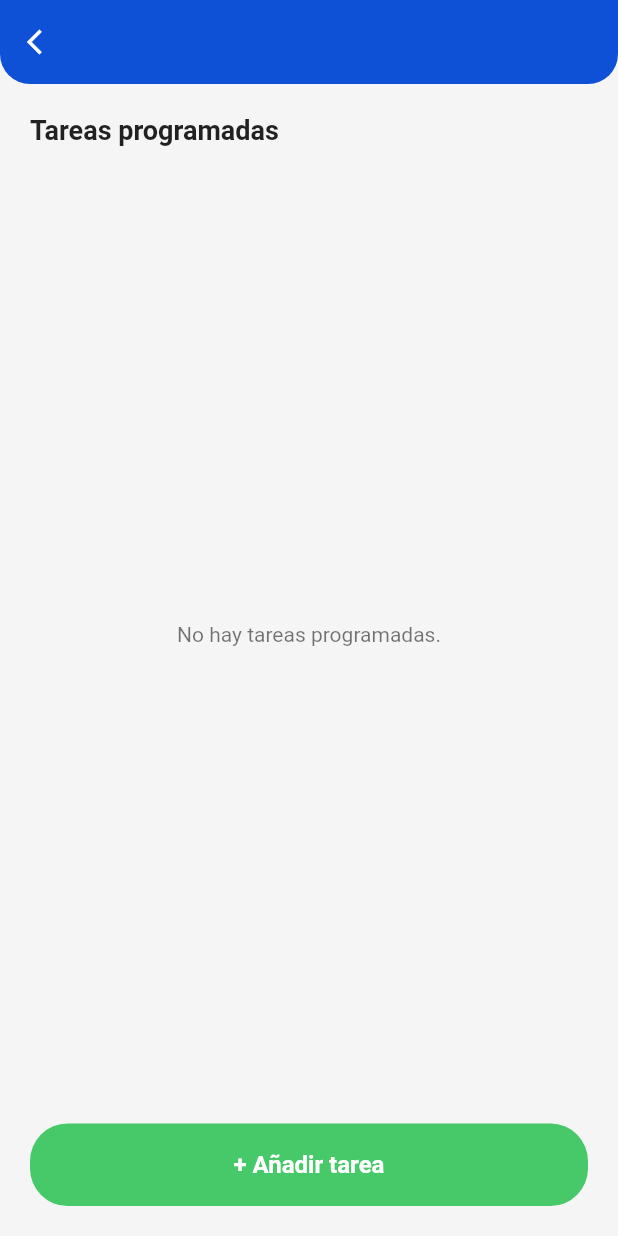
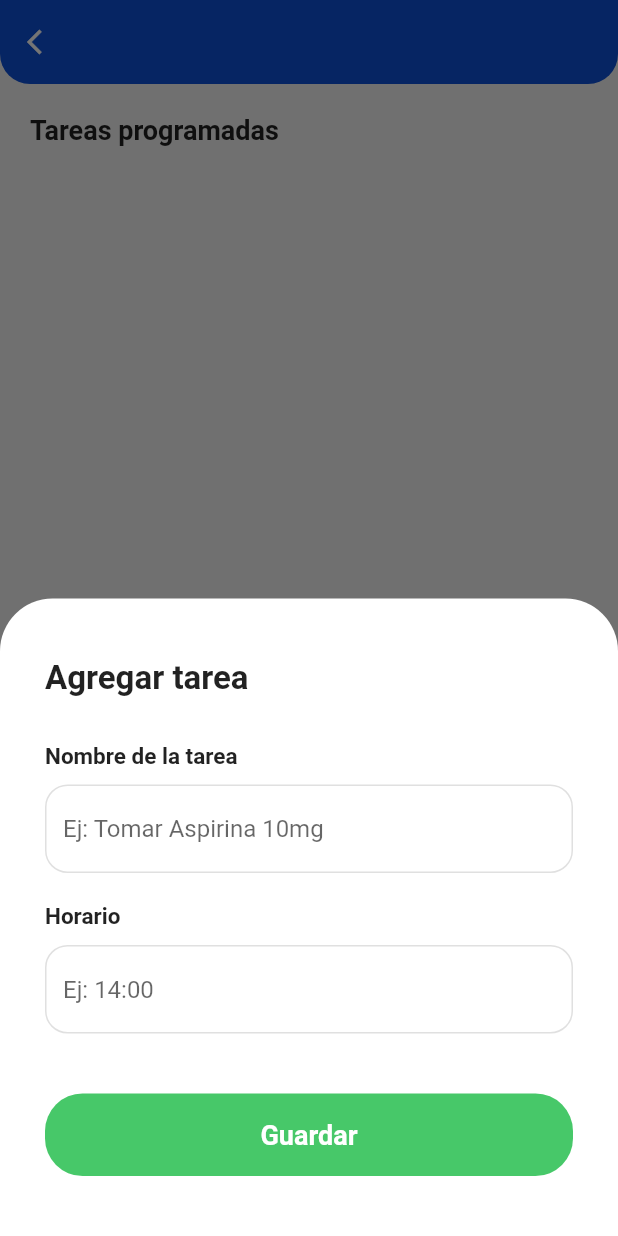
Before and after one commit to inna-m-f/Cuidapp, a Flutter app: the PatientDetailScreen screen opened directly with empty values, after a tap on "+ Añadir tarea", on a phone screen of 412 x 824 dp. Run offline on Flutter 3.47's test engine with Material 3 defaults, Android fonts, the phone set to English and light mode, and no system bars; our stand-ins replace cloud_firestore, firebase_auth, firebase_core; accounts and stored records are empty.

Commit message:
Creacion de nuevas tareas

```diff
--- a/lib/ui/screens/patient_detail_screen.dart
+++ b/lib/ui/screens/patient_detail_screen.dart
@@ -4,7 +4,7 @@ import '../../core/theme.dart';
 import '../../services/database_service.dart';
 
 class PatientDetailScreen extends StatelessWidget {
-  final String patientId; // <-- Recibimos el ID
+  final String patientId;
   final String initials;
   final String name;
   final String details;
@@ -49,7 +49,6 @@ class PatientDetailScreen extends StatelessWidget {
             ),
             const SizedBox(height: 15),
 
-            // Lista de Tareas Reactiva
             Expanded(
               child: StreamBuilder<QuerySnapshot>(
                 stream: _dbService.getPatientTasksStream(patientId),
@@ -88,8 +87,14 @@ class PatientDetailScreen extends StatelessWidget {
               width: double.infinity,
               height: 55,
               child: ElevatedButton(
+
                 onPressed: () {
-                  // TODO: Lógica para agregar tarea (Próximo hito)
+                  showModalBottomSheet(
+                    context: context,
+                    isScrollControlled: true,
+                    backgroundColor: Colors.transparent,
+                    builder: (context) => _AddTaskModal(patientId: patientId),
+                  );
                 },
                 child: const Text('+ Añadir tarea', style: TextStyle(fontSize: 16, fontWeight: FontWeight.bold)),
               ),
@@ -100,7 +105,6 @@ class PatientDetailScreen extends StatelessWidget {
     );
   }
 
-  // Componente de tarea actualizado para interactuar directamente con Firestore
   Widget _buildTaskTile(String taskId, String title, String time, bool isChecked) {
     return Container(
       decoration: BoxDecoration(
@@ -114,7 +118,6 @@ class PatientDetailScreen extends StatelessWidget {
         value: isChecked,
         onChanged: (bool? newValue) {
           if (newValue != null) {
-            // Actualización directa a la base de datos
             _dbService.updateTaskStatus(patientId, taskId, newValue);
           }
         },
@@ -143,3 +146,108 @@ class PatientDetailScreen extends StatelessWidget {
     );
   }
 }
+
+
+//Formulario para Tareas
+class _AddTaskModal extends StatefulWidget {
+  final String patientId;
+
+  const _AddTaskModal({Key? key, required this.patientId}) : super(key: key);
+
+  @override
+  State<_AddTaskModal> createState() => _AddTaskModalState();
+}
+
+class _AddTaskModalState extends State<_AddTaskModal> {
+  final TextEditingController _titleController = TextEditingController();
+  final TextEditingController _timeController = TextEditingController();
+  final DatabaseService _dbService = DatabaseService();
+  bool _isLoading = false;
+
+  void _saveTask() async {
+    if (_titleController.text.trim().isEmpty || _timeController.text.trim().isEmpty) {
+      ScaffoldMessenger.of(context).showSnackBar(
+        const SnackBar(content: Text('Por favor completa todos los campos'), backgroundColor: Colors.red),
+      );
+      return;
+    }
+
+    setState(() => _isLoading = true);
+
+    try {
+      await _dbService.addTask(
+        widget.patientId,
+        _titleController.text.trim(),
+        _timeController.text.trim(),
+      );
+
+      if (!mounted) return;
+      Navigator.pop(context);
+    } catch (e) {
+      if (!mounted) return;
+      ScaffoldMessenger.of(context).showSnackBar(
+        SnackBar(content: Text('Error al guardar: $e'), backgroundColor: Colors.red),
+      );
+    } finally {
+      if (mounted) setState(() => _isLoading = false);
+    }
+  }
+
+  @override
+  void dispose() {
+    _titleController.dispose();
+    _timeController.dispose();
+    super.dispose();
+  }
+
+  @override
+  Widget build(BuildContext context) {
+    return Padding(
+
+      padding: EdgeInsets.only(bottom: MediaQuery.of(context).viewInsets.bottom),
+      child: Container(
+        decoration: const BoxDecoration(
+          color: AppTheme.white,
+          borderRadius: BorderRadius.vertical(top: Radius.circular(35)),
+        ),
+        padding: const EdgeInsets.symmetric(horizontal: 30, vertical: 40),
+        child: Column(
+          mainAxisSize: MainAxisSize.min,
+          crossAxisAlignment: CrossAxisAlignment.start,
+          children: [
+            const Text('Agregar tarea', style: TextStyle(fontSize: 22, fontWeight: FontWeight.bold, color: Colors.black87)),
+            const SizedBox(height: 30),
+
+            const Text('Nombre de la tarea', style: TextStyle(fontSize: 15, fontWeight: FontWeight.bold)),
+            const SizedBox(height: 10),
+            TextField(
+              controller: _titleController,
+              decoration: const InputDecoration(hintText: 'Ej: Tomar Aspirina 10mg'),
+            ),
+            const SizedBox(height: 20),
+
+            const Text('Horario', style: TextStyle(fontSize: 15, fontWeight: FontWeight.bold)),
+            const SizedBox(height: 10),
+            TextField(
+              controller: _timeController,
+              keyboardType: TextInputType.datetime,
+              decoration: const InputDecoration(hintText: 'Ej: 14:00'),
+            ),
+            const SizedBox(height: 40),
+
+            SizedBox(
+              width: double.infinity,
+              height: 55,
+              child: ElevatedButton(
+                onPressed: _isLoading ? null : _saveTask,
+                child: _isLoading
+                  ? const CircularProgressIndicator(color: AppTheme.white)
+                  : const Text('Guardar', style: TextStyle(fontSize: 18, fontWeight: FontWeight.bold)),
+              ),
+            ),
+          ],
+        ),
+      ),
+    );
+  }
+}
```
Also changed, not shown: lib/services/database_service.dart (+9 -0 lines).
